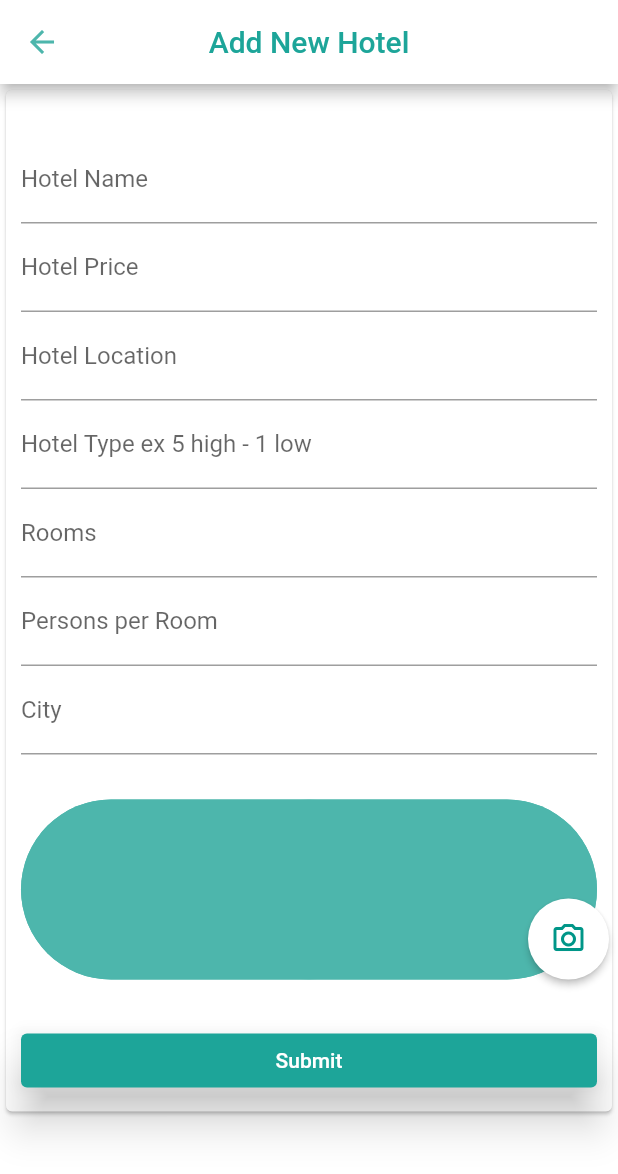
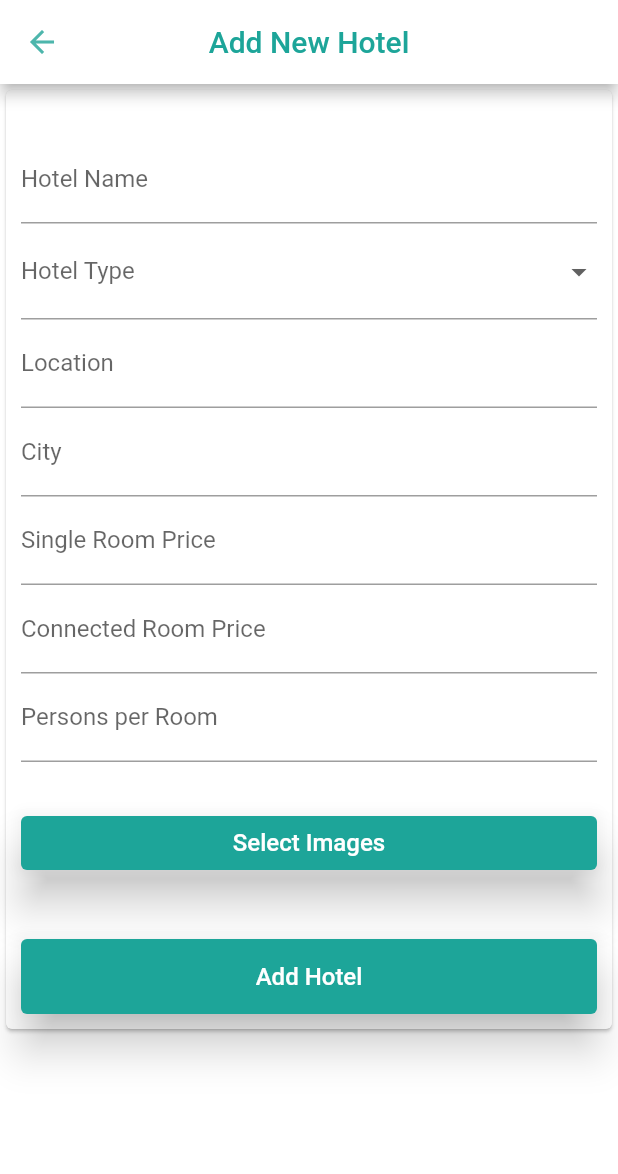
Before and after one commit to SMAnas-00/FYP, a Flutter app: the addHotelScreen screen opened by its route, on a phone screen of 412 x 824 dp. Shown: the top 1174 px of the screen. Run offline on Flutter 3.47's test engine with Material 2 defaults, Android fonts, the phone set to English and light mode, and no system bars; our stand-ins replace animated_notch_bottom_bar, chewie, cloud_firestore, firebase_auth, firebase_core, firebase_messaging and 16 more; missing offline and left inert: flutter_polyline_points, flutter_stripe, google_place, maps_toolkit; accounts and stored records are empty; network calls fail.

Commit message:
complete hotel creation

```diff
--- a/lib/admin/hotelcreation.dart
+++ b/lib/admin/hotelcreation.dart
@@ -1,11 +1,13 @@
 // ignore_for_file: camel_case_types, non_constant_identifier_names
+import 'dart:async';
 import 'dart:io';
 import 'package:cloud_firestore/cloud_firestore.dart';
 import 'package:firebase_auth/firebase_auth.dart';
+import 'package:firebase_storage/firebase_storage.dart';
 import 'package:flutter/material.dart';
 import 'package:fluttertoast/fluttertoast.dart';
 import 'package:image_picker/image_picker.dart';
-import 'package:firebase_storage/firebase_storage.dart' as firebase_storage;
+import 'package:google_place/google_place.dart';
 
 class addHotelScreen extends StatefulWidget {
   const addHotelScreen({super.key});
@@ -15,87 +17,142 @@ class addHotelScreen extends StatefulWidget {
 }
 
 class _addHotelScreenState extends State<addHotelScreen> {
-  File? image;
-  final picker = ImagePicker();
-  String imageUrl = '';
+  List<XFile> _selectedImages = [];
+  List<String> _imageUrls = [];
+  final ImagePicker _imagePicker = ImagePicker();
+  bool loading = false;
 
   FirebaseFirestore firestore = FirebaseFirestore.instance;
+  FirebaseAuth user = FirebaseAuth.instance;
+  final FirebaseStorage _storage = FirebaseStorage.instance;
+
   final _formKey = GlobalKey<FormState>();
-  final _Hotelname = TextEditingController();
-  final _Hotelprice = TextEditingController();
-  final _Hotellocation = TextEditingController();
-  final _Hotelroom = TextEditingController();
-  final _Hotelperson = TextEditingController();
-  final _Hoteltype = TextEditingController();
-  final _Hotelcity = TextEditingController();
-  final _Hotelimage = TextEditingController();
-  FirebaseAuth user = FirebaseAuth.instance;
-  late int price;
+  final hotelNameController = TextEditingController();
+  final hotelTypeController = TextEditingController();
+  final singleRoomPriceController = TextEditingController();
+  final connectedRoomPriceController = TextEditingController();
+  final personPerRoomController = TextEditingController();
+  final cityController = TextEditingController();
+  final hotelImageController = TextEditingController();
+  final hotelLocationController = TextEditingController();
+
+  DetailsResult? locationPosition;
+
+  late FocusNode locationFocusNode;
+
+  late GooglePlace googlePlace;
+  List<AutocompletePrediction> predictions = [];
+  Timer? debounce;
+
+  String? selectedHotelType;
   var did = DateTime.now().millisecondsSinceEpoch;
 
-  addHotel() async {
-    _formKey.currentState!.save();
+  @override
+  void initState() {
+    super.initState();
+    String apiKey = "AIzaSyDNzkszHrT2L0zwdhK0DzVK46aqO7n5lxk";
+    googlePlace = GooglePlace(apiKey);
+    locationFocusNode = FocusNode();
+  }
+
+  @override
+  void dispose() {
+    super.dispose();
+    locationFocusNode.dispose();
+  }
+
+  void autoCompleteSearch(String value) async {
+    var result = await googlePlace.autocomplete.get(value);
+    if (result != null && result.predictions != null && mounted) {
+      setState(() {
+        predictions = result.predictions!;
+      });
+    }
+  }
+
+  Future<void> selectImages() async {
+    final pickedFiles = await _imagePicker.pickMultiImage();
+
+    if (pickedFiles.isNotEmpty) {
+      setState(() {
+        _selectedImages = pickedFiles;
+      });
+    }
+  }
+
+  Future<void> uploadImages(String hotelId) async {
+    try {
+      for (var imageFile in _selectedImages) {
+        final Reference storageReference = _storage.ref().child(
+            'hotel_images/$hotelId/${DateTime.now().millisecondsSinceEpoch}');
+        final UploadTask uploadTask =
+            storageReference.putFile(File(imageFile.path));
+
+        final TaskSnapshot downloadUrl = await uploadTask;
+        final String imageUrl = await downloadUrl.ref.getDownloadURL();
+        _imageUrls.add(imageUrl);
+      }
+    } catch (e) {
+      Fluttertoast.showToast(msg: 'Error uploading images: $e');
+    }
+  }
+
+  Future<void> addHotel() async {
     if (_formKey.currentState!.validate()) {
-      debugPrint("Form is vaid ");
+      try {
+        setState(() {
+          loading = true;
+        });
+        User? checkuser = user.currentUser;
+        if (checkuser != null) {
+          final hotelId = '${user.currentUser!.uid}$did';
+          await uploadImages(hotelId);
 
-      debugPrint('Data for login ');
-
-      try {
-        await firestore
+          await FirebaseFirestore.instance
               .collection('app')
               .doc('Services')
               .collection('Hotels')
-            .doc('${user.currentUser!.uid}$did')
+              .doc(hotelId)
               .set({
-          'name': _Hotelname.text,
-          'Hotel_price': int.parse(_Hotelprice.text),
-          'Hotel_location': _Hotellocation.text,
-          'Hotel_rooms': _Hotelroom.text,
-          'Hotel_city': _Hotelcity.text,
-          'Active_rooms': '3',
-          'Stars': _Hoteltype.text,
-          'Room_capacity': _Hotelperson.text,
-          'admin_id': user.currentUser!.uid,
-          'hotel_imageURL': imageUrl,
-          'hotel_id': 'ho${user.currentUser!.uid}'
+            'name': hotelNameController.text,
+            'single_room_price': int.parse(singleRoomPriceController.text),
+            'connected_room_price':
+                int.parse(connectedRoomPriceController.text),
+            'hotel_location': hotelLocationController.text,
+            'hotel_city': cityController.text,
+            'active_rooms': '3',
+            'stars': selectedHotelType,
+            'room_capacity': personPerRoomController.text,
+            'admin_id': checkuser.uid,
+            'hotel_imageURLs': _imageUrls,
+            'hotel_id': hotelId,
+            'location': hotelLocationController.text,
+            'hotel_lng': locationPosition!.geometry!.location!.lng,
+            'hotel_lat': locationPosition!.geometry!.location!.lat,
           });
           setState(() {
-          imageUrl = '';
+            selectedHotelType = null;
           });
-      } on FirebaseException catch (e) {
-        Fluttertoast.showToast(msg: e.toString());
+          Fluttertoast.showToast(msg: 'Hotel added successfully');
         }
-    }
-    _Hotelname.clear();
-    _Hotelprice.clear();
-    _Hotellocation.clear();
-    _Hotelroom.clear();
-    _Hotelcity.clear();
-    _Hotelimage.clear();
-    _Hoteltype.clear();
-    _Hotelperson.clear();
+      } catch (e) {
+        Fluttertoast.showToast(msg: 'Error adding hotel: $e');
       }
 
-  FirebaseAuth auth = FirebaseAuth.instance;
-
-  Future<void> setImage() async {
-    final image = await ImagePicker().pickImage(
-      source: ImageSource.gallery,
-      maxWidth: 512,
-      maxHeight: 512,
-      imageQuality: 75,
-    );
-    firebase_storage.Reference ref =
-        firebase_storage.FirebaseStorage.instance.ref('/hotelimg/$did');
-    await ref.putFile(File(image!.path));
-    ref.getDownloadURL().then((value) {
+      // Clear form fields and selected images after adding the hotel
+      hotelNameController.clear();
+      singleRoomPriceController.clear();
+      connectedRoomPriceController.clear();
+      hotelTypeController.clear();
+      personPerRoomController.clear();
+      cityController.clear();
+      hotelLocationController.clear();
       setState(() {
-        imageUrl = value;
+        _selectedImages.clear();
+        _imageUrls.clear();
+        loading = false;
       });
-      Fluttertoast.showToast(msg: 'image uploaded successfully');
-    }).onError((error, stackTrace) {
-      Fluttertoast.showToast(msg: error.toString());
-    });
+    }
   }
 
   @override
@@ -126,7 +183,7 @@ class _addHotelScreenState extends State<addHotelScreen> {
                 const SizedBox(height: 20),
                 // Hotel Name Feild
                 TextFormField(
-                  controller: _Hotelname,
+                  controller: hotelNameController,
                   keyboardType: TextInputType.text,
                   decoration: const InputDecoration(
                     labelText: 'Hotel Name',
@@ -138,59 +195,142 @@ class _addHotelScreenState extends State<addHotelScreen> {
                     return null;
                   },
                 ),
-                // Hotel Price Feild
-                TextFormField(
-                  controller: _Hotelprice,
-                  keyboardType: TextInputType.number,
-                  decoration: const InputDecoration(labelText: 'Hotel Price'),
+                //Hotel Type
+                Column(
+                  children: [
+                    DropdownButtonFormField<String>(
+                      value: selectedHotelType,
+                      onChanged: (newValue) {
+                        setState(() {
+                          selectedHotelType = newValue;
+                          hotelImageController.text = newValue!;
+                        });
+                      },
+                      items: const [
+                        DropdownMenuItem(
+                          value: '5 start',
+                          child: Text('5 start'),
+                        ),
+                        DropdownMenuItem(
+                          value: '3 start',
+                          child: Text('3 start'),
+                        ),
+                      ],
+                      decoration: const InputDecoration(
+                        labelText: 'Hotel Type',
+                      ),
                       validator: (value) {
                         if (value == null || value.isEmpty) {
-                      return 'Hotel Price Required';
+                          return 'Hotel Type Required';
                         }
                         return null;
                       },
                     ),
-                // Hotel Location Feild
+                  ],
+                ),
                 TextFormField(
-                  controller: _Hotellocation,
-                  keyboardType: TextInputType.streetAddress,
-                  decoration:
-                      const InputDecoration(labelText: 'Hotel Location'),
+                  controller: hotelLocationController,
+                  focusNode: locationFocusNode,
+                  decoration: InputDecoration(
+                    labelText: 'Location',
+                    suffixIcon: hotelLocationController.text.isNotEmpty
+                        ? IconButton(
+                            onPressed: () {
+                              setState(() {
+                                predictions = [];
+                                hotelLocationController.clear();
+                              });
+                            },
+                            icon: const Icon(Icons.clear_outlined))
+                        : null,
+                  ),
+                  onChanged: (value) {
+                    if (debounce?.isActive ?? false) debounce!.cancel();
+                    debounce = Timer(const Duration(milliseconds: 1000), () {
+                      if (value.isNotEmpty) {
+                        autoCompleteSearch(value);
+                        setState(() {
+                          predictions = [];
+                        });
+                      } else {
+                        setState(() {
+                          predictions = [];
+                          locationPosition = null;
+                        });
+                      }
+                    });
+                  },
+                ),
+                ListView.builder(
+                  shrinkWrap: true,
+                  itemCount: predictions.length,
+                  itemBuilder: (context, index) {
+                    return ListTile(
+                      leading: const CircleAvatar(
+                        child: Icon(Icons.pin_drop),
+                      ),
+                      title: Text(predictions[index].description.toString()),
+                      onTap: () async {
+                        final placeId = predictions[index].placeId!;
+                        final details = await googlePlace.details.get(placeId);
+                        if (details != null &&
+                            details.result != null &&
+                            mounted) {
+                          if (locationFocusNode.hasFocus) {
+                            setState(() {
+                              locationPosition = details.result;
+                              hotelLocationController.text =
+                                  details.result!.name!;
+                              predictions = [];
+                            });
+                          }
+                        }
+                      },
+                    );
+                  },
+                ),
+
+                // Hotel City
+                TextFormField(
+                  controller: cityController,
+                  keyboardType: TextInputType.text,
+                  decoration: const InputDecoration(labelText: 'City'),
                   validator: (value) {
                     if (value == null || value.isEmpty) {
-                      return 'Location  Required';
+                      return 'Hotel City  Required';
                     }
                     return null;
                   },
                 ),
-                // Hotel Type Feild
+                // Single Room Price Field
                 TextFormField(
-                  controller: _Hoteltype,
+                  controller: singleRoomPriceController,
                   keyboardType: TextInputType.number,
-                  decoration: const InputDecoration(
-                      labelText: 'Hotel Type ex 5 high - 1 low'),
+                  decoration:
+                      const InputDecoration(labelText: 'Single Room Price'),
                   validator: (value) {
                     if (value == null || value.isEmpty) {
-                      return 'Hotel Type  Required';
+                      return 'Price Required';
                     }
                     return null;
                   },
                 ),
-                // Hotel ROoms
+                // Connected Room Price Field
                 TextFormField(
-                  controller: _Hotelroom,
+                  controller: connectedRoomPriceController,
                   keyboardType: TextInputType.number,
-                  decoration: const InputDecoration(labelText: 'Rooms'),
+                  decoration:
+                      const InputDecoration(labelText: 'Connected Room Price'),
                   validator: (value) {
                     if (value == null || value.isEmpty) {
-                      return 'Hotel Type  Required';
+                      return 'Price Required';
                     }
                     return null;
                   },
                 ),
                 // Person per room
                 TextFormField(
-                  controller: _Hotelperson,
+                  controller: personPerRoomController,
                   keyboardType: TextInputType.number,
                   decoration:
                       const InputDecoration(labelText: 'Persons per Room'),
@@ -201,82 +341,57 @@ class _addHotelScreenState extends State<addHotelScreen> {
                     return null;
                   },
                 ),
-                // Hotel City
-                TextFormField(
-                  controller: _Hotelcity,
-                  keyboardType: TextInputType.text,
-                  decoration: const InputDecoration(labelText: 'City'),
-                  validator: (value) {
-                    if (value == null || value.isEmpty) {
-                      return 'Hotel City  Required';
-                    }
-                    return null;
+                const SizedBox(height: 30),
+                ElevatedButton(
+                  style: ElevatedButton.styleFrom(
+                    elevation: 12.0,
+                    backgroundColor: const Color.fromARGB(255, 29, 165, 153),
+                  ),
+                  onPressed: () {
+                    selectImages();
                   },
+                  child: const Text(
+                    'Select Images',
+                    style: TextStyle(fontSize: 16),
+                  ),
+                ),
+
+                const SizedBox(height: 10),
+                // Display Selected Images
+                Wrap(
+                  children: _selectedImages.map((image) {
+                    return Padding(
+                      padding: const EdgeInsets.all(4),
+                      child: Image.file(
+                        File(image.path),
+                        width: 80,
+                        height: 80,
+                        fit: BoxFit.cover,
+                      ),
+                    );
+                  }).toList(),
                 ),
 
                 const SizedBox(height: 30),
+
                 SizedBox(
-                  height: 120,
-                  width: 120,
-                  child: Stack(
-                    clipBehavior: Clip.none,
-                    fit: StackFit.expand,
-                    children: [
-                      Container(
-                        decoration: BoxDecoration(
-                            color: Colors.teal[300],
-                            borderRadius: BorderRadius.circular(100.0)),
-                        child: Container(
-                            height: 100,
-                            width: 100,
-                            decoration: BoxDecoration(
-                                color: Colors.teal[300],
-                                borderRadius: BorderRadius.circular(100)),
-                            child: imageUrl == ""
-                                ? ClipOval(
-                                    child: SizedBox.fromSize(
-                                      size: const Size.fromRadius(48.0),
-                                      child: CircleAvatar(
-                                        backgroundColor: Colors.teal[300],
-                                      ),
-                                    ),
-                                  )
-                                : ClipOval(
-                                    child: SizedBox.fromSize(
-                                        size: const Size.fromRadius(48.0),
-                                        child: Image.network(imageUrl)),
-                                  )),
-                      ),
-                      Positioned(
-                          bottom: 0,
-                          right: -25,
-                          child: RawMaterialButton(
-                            onPressed: () {
-                              setImage();
-                            },
-                            elevation: 2.0,
-                            fillColor: Colors.white,
-                            padding: const EdgeInsets.all(15.0),
-                            shape: const CircleBorder(),
-                            child: const Icon(
-                              Icons.camera_alt_outlined,
-                              color: Colors.teal,
-                            ),
-                          )),
-                    ],
-                  ),
-                ),
-
-                const SizedBox(height: 30),
-                // Submit Button
-                ElevatedButton(
+                  height: 50,
+                  child: ElevatedButton(
                     style: ElevatedButton.styleFrom(
                       elevation: 12.0,
-                      backgroundColor: const Color.fromARGB(255, 29, 165, 153)),
+                      backgroundColor: const Color.fromARGB(255, 29, 165, 153),
+                    ),
                     onPressed: () {
                       addHotel();
                     },
-                  child: const Text('Submit'),
+                    child: loading == true
+                        ? const CircularProgressIndicator(
+                            valueColor:
+                                AlwaysStoppedAnimation<Color>(Colors.white),
+                          )
+                        : const Text('Add Hotel',
+                            style: TextStyle(fontSize: 16)),
+                  ),
                 ),
               ],
             ),
--- a/lib/admin/users.dart
+++ b/lib/admin/users.dart
@@ -56,8 +56,7 @@ class _ViewUserScreenState extends State<ViewUserScreen> {
                           child: Row(
                             mainAxisAlignment: MainAxisAlignment.spaceBetween,
                             children: [
-                              Text(documentSnapshot['First_name'] +
-                                  documentSnapshot['Last_name']),
+                              Text(documentSnapshot['First_name']),
                               Text(documentSnapshot['Status']),
                               Text(documentSnapshot['Role']),
                             ],
--- a/pubspec.yaml
+++ b/pubspec.yaml
@@ -63,6 +63,9 @@ dependencies:
   firebase_messaging: ^14.2.1
   # new dependencies 13/7/2023
   snake_button: ^0.0.5
+  location:
+  google_place:
+
 
 
 
```
Also changed, not shown: lib/Screens/SigninScreen.dart (+10 -3 lines), pubspec.lock, 2 other files. Lines whose indentation alone changed are shown as unchanged.
